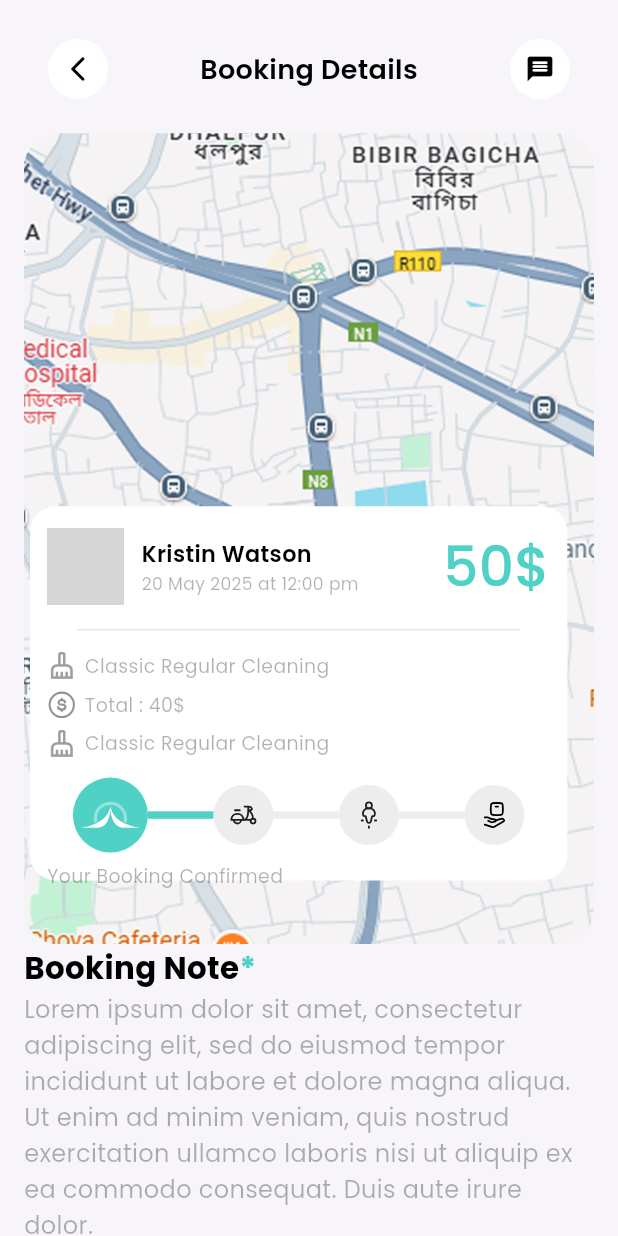
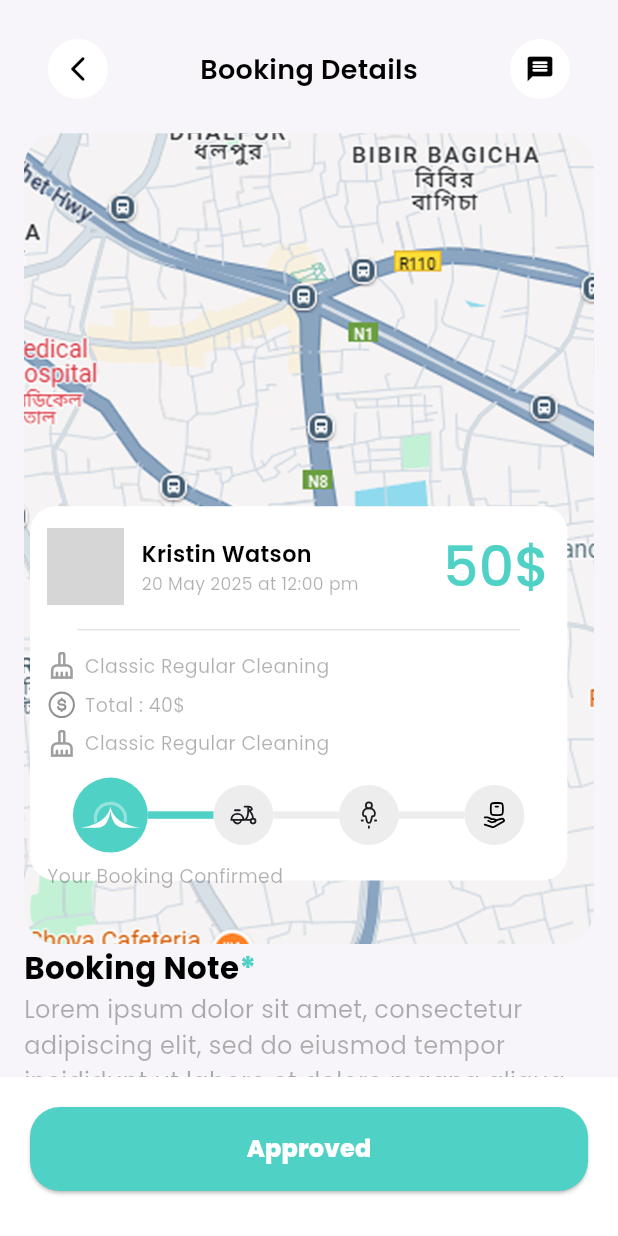
Before and after one commit to Tarikul-Islam-Shykat/epicboymoses, a Flutter app: the BookingDetailsScreen screen opened by its route, on a phone screen of 412 x 824 dp. Run offline on Flutter 3.47's test engine with Material 3 defaults, Android fonts, the phone set to English and light mode, and no system bars; our stand-ins replace flutter_easyloading, flutter_screenutil, flutter_spinkit, flutter_svg, fluttertoast, get and 4 more; missing offline and left inert: timeline_tile_plus; accounts and stored records are empty; network calls fail; grey boxes are pictures that could not be loaded.

Commit message:
button added

```diff
--- a/lib/feature/user/bookingdetails/screen/booking_details_screeen.dart
+++ b/lib/feature/user/bookingdetails/screen/booking_details_screeen.dart
@@ -1,10 +1,13 @@
 import 'package:epicboymoses/core/const/app_colors.dart';
 import 'package:epicboymoses/core/const/icons_path.dart';
 import 'package:epicboymoses/core/const/image_path.dart';
+import 'package:epicboymoses/core/global_widegts/custom_button.dart';
 import 'package:epicboymoses/core/style/global_text_style.dart';
 import 'package:flutter/material.dart';
 import 'package:flutter_screenutil/flutter_screenutil.dart';
 import 'package:flutter_svg/flutter_svg.dart';
+import 'package:get/get.dart';
+import 'package:get/get_core/src/get_main.dart';
 import 'package:timeline_tile_plus/timeline_tile_plus.dart';
 
 class BookingDetailsScreen extends StatelessWidget {
@@ -335,6 +338,16 @@ class BookingDetailsScreen extends StatelessWidget {
           ),
         ),
       ),
+      bottomSheet: Container(
+        decoration: BoxDecoration(color: AppColors.whiteColor),
+        padding: EdgeInsets.only(bottom: 30, left: 20, right: 20, top: 20),
+        child: CustomButton(
+          title: "Approved",
+          onPressed: () {
+            Get.back();
+          },
+        ),
+      ),
     );
   }
 }
--- a/lib/feature/user/user_profile/screen/user_profile_screen.dart
+++ b/lib/feature/user/user_profile/screen/user_profile_screen.dart
@@ -1,5 +1,6 @@
 import 'package:epicboymoses/core/const/icons_path.dart';
 import 'package:epicboymoses/core/style/global_text_style.dart';
+import 'package:epicboymoses/feature/user/user_profile/controller/user_profile_controller.dart';
 import 'package:epicboymoses/route/route.dart';
 import 'package:flutter/material.dart';
 import 'package:flutter/widgets.dart';
@@ -11,8 +12,10 @@ import 'package:path/path.dart';
 class UserProfileScreen extends StatelessWidget {
   const UserProfileScreen({super.key});
 
+
   @override
   Widget build(BuildContext context) {
+    UserProfileController userProfileController = Get.put(UserProfileController());
     return Scaffold(
       backgroundColor: const Color(0xFFF7F5FA),
       body: SafeArea(
```
